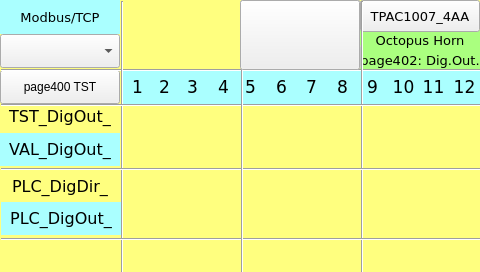
MECTsrl/mect_apps, file TPAC1007_04_AA/Octopus_Horn_HMI/page402.ui: the form before one commit.
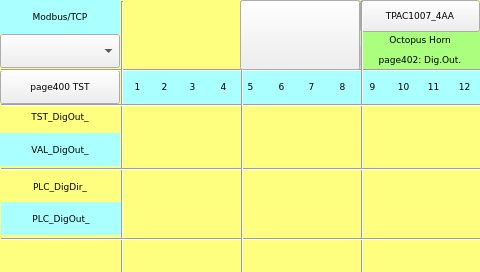
The form after the commit. Custom widgets are drawn as their Qt base class.

Diff of the .ui file:
```diff
--- a/TPAC1007_04_AA/Octopus_Horn_HMI/page402.ui
+++ b/TPAC1007_04_AA/Octopus_Horn_HMI/page402.ui
@@ -79,7 +79,7 @@
 <property name="font">
 <font>
 <family>DejaVu Sans</family>
-<pointsize>10</pointsize>
+     <pointsize>7</pointsize>
 </font>
 </property>
 <property name="styleSheet">
@@ -104,7 +104,7 @@
 <property name="font">
 <font>
 <family>DejaVu Sans</family>
-<pointsize>13</pointsize>
+     <pointsize>7</pointsize>
 </font>
 </property>
 <property name="styleSheet">
@@ -225,7 +225,7 @@
 <property name="font">
 <font>
 <family>DejaVu Sans</family>
-<pointsize>13</pointsize>
+     <pointsize>7</pointsize>
 </font>
 </property>
 <property name="styleSheet">
@@ -359,7 +359,7 @@
 <property name="font">
 <font>
 <family>DejaVu Sans</family>
-<pointsize>12</pointsize>
+     <pointsize>7</pointsize>
 </font>
 </property>
 <property name="styleSheet">
@@ -384,7 +384,7 @@
 <property name="font">
 <font>
 <family>DejaVu Sans</family>
-<pointsize>13</pointsize>
+     <pointsize>7</pointsize>
 </font>
 </property>
 <property name="styleSheet">
@@ -409,7 +409,7 @@
 <property name="font">
 <font>
 <family>DejaVu Sans</family>
-<pointsize>10</pointsize>
+     <pointsize>7</pointsize>
 </font>
 </property>
 <property name="styleSheet">
@@ -434,7 +434,7 @@
 <property name="font">
 <font>
 <family>DejaVu Sans</family>
-<pointsize>13</pointsize>
+     <pointsize>7</pointsize>
 </font>
 </property>
 <property name="styleSheet">
@@ -456,6 +456,12 @@
 <height>272</height>
 </rect>
 </property>
+   <property name="font">
+    <font>
+     <family>DejaVu Sans</family>
+     <pointsize>7</pointsize>
+    </font>
+   </property>
 <property name="orientation">
 <enum>Qt::Vertical</enum>
 </property>
@@ -472,7 +478,7 @@
 <property name="font">
 <font>
 <family>DejaVu Sans</family>
-<pointsize>13</pointsize>
+     <pointsize>7</pointsize>
 </font>
 </property>
 <property name="styleSheet">
@@ -497,7 +503,7 @@
 <property name="font">
 <font>
 <family>DejaVu Sans</family>
-<pointsize>13</pointsize>
+     <pointsize>7</pointsize>
 </font>
 </property>
 <property name="styleSheet">
@@ -522,7 +528,7 @@
 <property name="font">
 <font>
 <family>DejaVu Sans</family>
-<pointsize>13</pointsize>
+     <pointsize>7</pointsize>
 </font>
 </property>
 <property name="styleSheet">
@@ -655,7 +661,7 @@
 <property name="font">
 <font>
 <family>DejaVu Sans</family>
-<pointsize>13</pointsize>
+     <pointsize>7</pointsize>
 </font>
 </property>
 <property name="styleSheet">
@@ -716,7 +722,7 @@
 <property name="font">
 <font>
 <family>DejaVu Sans</family>
-<pointsize>13</pointsize>
+     <pointsize>7</pointsize>
 </font>
 </property>
 <property name="styleSheet">
@@ -849,7 +855,7 @@
 <property name="font">
 <font>
 <family>DejaVu Sans</family>
-<pointsize>13</pointsize>
+     <pointsize>7</pointsize>
 </font>
 </property>
 <property name="styleSheet">
@@ -874,7 +880,7 @@
 <property name="font">
 <font>
 <family>DejaVu Sans</family>
-<pointsize>13</pointsize>
+     <pointsize>7</pointsize>
 </font>
 </property>
 <property name="styleSheet">
@@ -948,7 +954,7 @@
 <property name="font">
 <font>
 <family>DejaVu Sans</family>
-<pointsize>10</pointsize>
+     <pointsize>7</pointsize>
 <weight>50</weight>
 <bold>false</bold>
 </font>
@@ -1150,7 +1156,7 @@
 <property name="font">
 <font>
 <family>DejaVu Sans</family>
-<pointsize>13</pointsize>
+     <pointsize>7</pointsize>
 </font>
 </property>
 <property name="styleSheet">
@@ -1175,7 +1181,7 @@
 <property name="font">
 <font>
 <family>DejaVu Sans</family>
-<pointsize>12</pointsize>
+     <pointsize>7</pointsize>
 </font>
 </property>
 <property name="styleSheet">
@@ -1249,7 +1255,7 @@
 <property name="font">
 <font>
 <family>DejaVu Sans</family>
-<pointsize>12</pointsize>
+     <pointsize>7</pointsize>
 </font>
 </property>
 <property name="styleSheet">
@@ -1742,7 +1748,7 @@
 <property name="font">
 <font>
 <family>DejaVu Sans</family>
-<pointsize>12</pointsize>
+     <pointsize>7</pointsize>
 </font>
 </property>
 <property name="styleSheet">
@@ -1872,6 +1878,12 @@
 <height>34</height>
 </rect>
 </property>
+   <property name="font">
+    <font>
+     <family>DejaVu Sans</family>
+     <pointsize>7</pointsize>
+    </font>
+   </property>
 <property name="toolTip">
 <string/>
 </property>
@@ -2022,7 +2034,7 @@
 <property name="font">
 <font>
 <family>DejaVu Sans</family>
-<pointsize>10</pointsize>
+     <pointsize>7</pointsize>
 </font>
 </property>
 <property name="styleSheet">
```
Left out of the diff: 64 changed lines with no effect on the pictures. Lines whose indentation alone changed are shown as unchanged.
